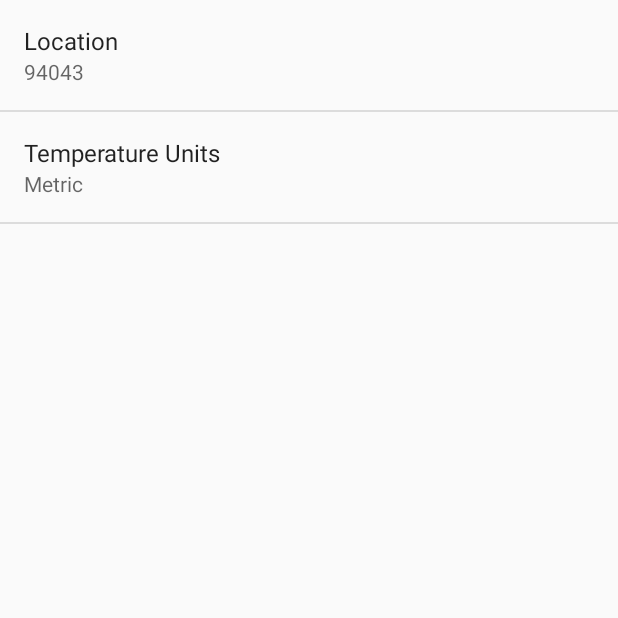
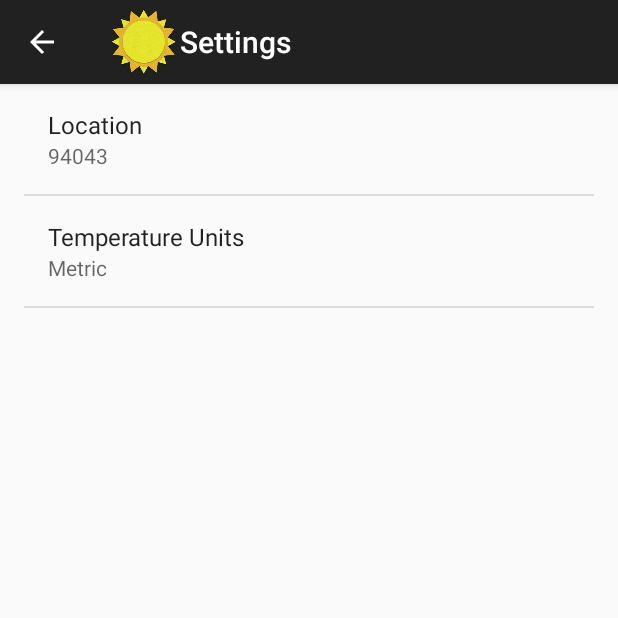
Before and after one commit to RaveEef/Sunshine, an Android app: the DetailActivity screen opened directly, with no data from a screen before it, in the options menu, after a tap on "Settings", on a phone screen of 412 x 824 dp, the top half of it. Run offline under Robolectric (Android 15) with nearby library versions, the phone set to English and light mode, and no system bars; 1 statement that could not run was skipped.

Commit message:
DetailFragment initialized on Today in Tablet mode and Selectors implemented

```diff
--- a/app/src/main/java/com/example/android/sunshine/app/DetailActivity.java
+++ b/app/src/main/java/com/example/android/sunshine/app/DetailActivity.java
@@ -18,8 +18,14 @@ public class DetailActivity extends ActionBarActivity {
         getSupportActionBar().setIcon(R.mipmap.ic_launcher);
 
         if (savedInstanceState == null) {
+            Bundle args = new Bundle();
+            args.putParcelable(DetailFragment.DETAIL_URI, getIntent().getData());
+
+            DetailFragment detailFragment = new DetailFragment();
+            detailFragment.setArguments(args);
+
             getSupportFragmentManager().beginTransaction()
-                    .add(R.id.weather_detail_container, new DetailFragment())
+                    .add(R.id.weather_detail_container, detailFragment)
                     .commit();
         }
     }
--- a/app/src/main/java/com/example/android/sunshine/app/DetailFragment.java
+++ b/app/src/main/java/com/example/android/sunshine/app/DetailFragment.java
@@ -100,6 +100,7 @@ public class DetailFragment extends Fragment implements LoaderManager.LoaderCall
         super.onActivityCreated(savedInstanceState);
     }
 
+
     @Override
     public void onCreateOptionsMenu(Menu menu, MenuInflater inflater) {
 
--- a/app/src/main/java/com/example/android/sunshine/app/ForecastFragment.java
+++ b/app/src/main/java/com/example/android/sunshine/app/ForecastFragment.java
@@ -27,7 +27,6 @@ public class ForecastFragment extends Fragment implements LoaderManager.LoaderCa
 
     private static final int FORECAST_LOADER = 0;
     private ForecastAdapter mForecastAdapter;
-    CallBack ffCallBack;
 
     private static final String[] FORECAST_COLUMNS = {
             WeatherContract.WeatherEntry.TABLE_NAME + "." + WeatherContract.WeatherEntry._ID,
@@ -84,7 +83,7 @@ public class ForecastFragment extends Fragment implements LoaderManager.LoaderCa
         mForecastAdapter = new ForecastAdapter(getActivity(), null, 0);
         View rootView = inflater.inflate(R.layout.fragment_main, container, false);
 
-        ListView listView = (ListView) rootView.findViewById(R.id.listview_forecast);
+        final ListView listView = (ListView) rootView.findViewById(R.id.listview_forecast);
         listView.setAdapter(mForecastAdapter);
         listView.setOnItemClickListener(new AdapterView.OnItemClickListener() {
             @Override
--- a/app/src/main/java/com/example/android/sunshine/app/SettingsActivity.java
+++ b/app/src/main/java/com/example/android/sunshine/app/SettingsActivity.java
@@ -4,51 +4,23 @@ import android.annotation.TargetApi;
 import android.content.Intent;
 import android.os.Build;
 import android.os.Bundle;
-import android.preference.ListPreference;
-import android.preference.Preference;
-import android.preference.PreferenceActivity;
-import android.preference.PreferenceManager;
 import android.support.annotation.Nullable;
+import android.support.v7.app.ActionBarActivity;
 
-public class SettingsActivity extends PreferenceActivity implements Preference.OnPreferenceChangeListener {
+public class SettingsActivity extends ActionBarActivity{
+    @Override
+    protected void onCreate(@Nullable Bundle savedInstanceState) {
+        super.onCreate(savedInstanceState);
+        setContentView(R.layout.activity_settings);
 
-    @Override
-    public void onCreate(@Nullable Bundle savedInstanceState) {
-        super.onCreate(savedInstanceState);
-
-        addPreferencesFromResource(R.xml.pref_general);
-        bindPreferenceSummaryToValue(findPreference(getString(R.string.pref_units_key)));
-        bindPreferenceSummaryToValue(findPreference(getString(R.string.pref_location_key)));
-
-    }
-
-    private void bindPreferenceSummaryToValue(Preference preference) {
-        preference.setOnPreferenceChangeListener(this);
-        onPreferenceChange(preference,
-                PreferenceManager.getDefaultSharedPreferences(preference.getContext())
-                        .getString(preference.getKey(), ""));
-    }
-
-    @Override
-    public boolean onPreferenceChange(Preference preference, Object value) {
-        String stringValue = value.toString();
-        if (preference instanceof ListPreference) {
-            ListPreference listPreference = (ListPreference) preference;
-            int prefIndex = listPreference.findIndexOfValue(stringValue);
-            if (prefIndex >= 0) {
-                preference.setSummary(listPreference.getEntries()[prefIndex]);
-            }
-        } else {
-            preference.setSummary(stringValue);
-        }
-        return true;
+        getSupportActionBar().setDisplayShowHomeEnabled(true);
+        getSupportActionBar().setIcon(R.mipmap.ic_launcher);
     }
 
     @TargetApi(Build.VERSION_CODES.JELLY_BEAN)
+    @Nullable
     @Override
     public Intent getParentActivityIntent() {
         return super.getParentActivityIntent().addFlags(Intent.FLAG_ACTIVITY_CLEAR_TOP);
     }
-
-
 }
--- /dev/null
+++ b/app/src/main/java/com/example/android/sunshine/app/SettingsFragment.java
@@ -0,0 +1,47 @@
+package com.example.android.sunshine.app;
+
+import android.os.Bundle;
+import android.preference.ListPreference;
+import android.preference.Preference;
+import android.preference.PreferenceFragment;
+import android.preference.PreferenceManager;
+import android.support.annotation.Nullable;
+
+/**
+ * Created by evast on 9-6-2017.
+ */
+
+public class SettingsFragment extends PreferenceFragment implements Preference.OnPreferenceChangeListener{
+
+    @Override
+    public void onCreate(@Nullable Bundle savedInstanceState) {
+        super.onCreate(savedInstanceState);
+
+        addPreferencesFromResource(R.xml.pref_general);
+        bindPreferenceSummaryToValue(findPreference(getString(R.string.pref_units_key)));
+        bindPreferenceSummaryToValue(findPreference(getString(R.string.pref_location_key)));
+
+    }
+
+    private void bindPreferenceSummaryToValue(Preference preference) {
+        preference.setOnPreferenceChangeListener(this);
+        onPreferenceChange(preference,
+                PreferenceManager.getDefaultSharedPreferences(preference.getContext())
+                        .getString(preference.getKey(), ""));
+    }
+
+    @Override
+    public boolean onPreferenceChange(Preference preference, Object value) {
+        String stringValue = value.toString();
+        if (preference instanceof ListPreference) {
+            ListPreference listPreference = (ListPreference) preference;
+            int prefIndex = listPreference.findIndexOfValue(stringValue);
+            if (prefIndex >= 0) {
+                preference.setSummary(listPreference.getEntries()[prefIndex]);
+            }
+        } else {
+            preference.setSummary(stringValue);
+        }
+        return true;
+    }
+}
--- a/app/src/main/res/layout/fragment_main.xml
+++ b/app/src/main/res/layout/fragment_main.xml
@@ -12,6 +12,7 @@
     <ListView
         android:layout_width="match_parent"
         android:layout_height="match_parent"
-        android:id="@+id/listview_forecast" />
+        android:id="@+id/listview_forecast"
+        style="@style/ForecastListStyle"/>
 
 </FrameLayout >
--- a/app/src/main/res/layout/list_item_forecast.xml
+++ b/app/src/main/res/layout/list_item_forecast.xml
@@ -4,7 +4,9 @@
     android:layout_height="wrap_content"
     android:gravity="center_vertical"
     android:minHeight="?android:attr/listPreferredItemHeight"
+    android:background="@drawable/touch_selector"
     android:orientation="horizontal"
+
     android:padding="16dp">
 
     <ImageView
--- a/app/src/main/res/layout/list_item_forecast_today.xml
+++ b/app/src/main/res/layout/list_item_forecast_today.xml
@@ -6,6 +6,7 @@
     android:layout_height="wrap_content"
     android:gravity="center_vertical"
     android:minHeight="?android:attr/listPreferredItemHeight"
+    android:background="@drawable/touch_selector"
     android:padding="16dp">
 
     <LinearLayout
--- /dev/null
+++ b/app/src/main/res/values/color.xml
@@ -0,0 +1,5 @@
+<?xml version="1.0" encoding="utf-8"?>
+<resources>
+    <color name="grey">#cccccc</color>
+    <color name="sunshine_light_blue">#ff64c2f4</color>
+</resources>
--- a/app/src/main/res/values/styles.xml
+++ b/app/src/main/res/values/styles.xml
@@ -5,4 +5,6 @@
         <!-- Customize your theme here. -->
     </style>
 
+    <style name="ForecastListStyle"/>
+
 </resources>
--- a/build.gradle
+++ b/build.gradle
@@ -5,7 +5,7 @@ buildscript {
         jcenter()
     }
     dependencies {
-        classpath 'com.android.tools.build:gradle:2.3.2'
+        classpath 'com.android.tools.build:gradle:2.3.3'
 
         // NOTE: Do not place your application dependencies here; they belong
         // in the individual module build.gradle files
```
Also changed, not shown: app/src/main/java/com/example/android/sunshine/app/ForecastAdapter.java (+7 -4 lines), app/src/main/java/com/example/android/sunshine/app/MainActivity.java (+17 -1 lines), app/src/main/res/drawable-v21/touch_selector.xml (added, +15 -0 lines), app/src/main/res/drawable/touch_selector.xml (added, +13 -0 lines), app/src/main/res/layout/activity_settings.xml (added, +13 -0 lines), app/src/main/res/layout/fragment_detail.xml (+8 -16 lines), app/src/main/res/values-sw600dp/styles.xml (added, +8 -0 lines).
